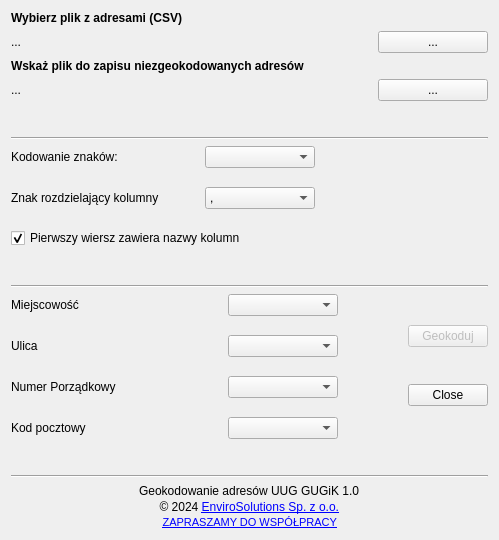
Qt form geokodowanie_adresow_dialog_base.ui (envirosolutionspl/geokodowanie_adresow) before a commit.
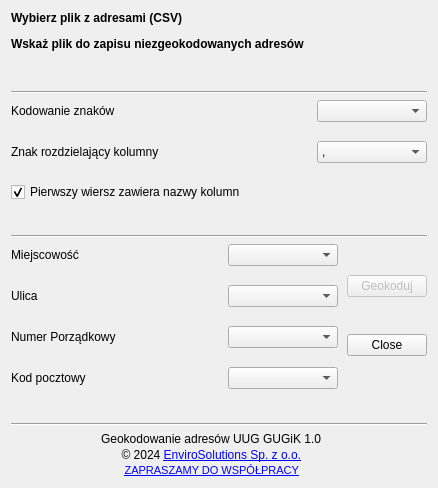
The same form after that commit. Icons and pictures are not drawn. Custom widgets are drawn as their Qt base class.

Commit message:
Poprawa wizualna interfejsu (#16)
* Poprawa ikony wtyczki

* Zamiana labeli wejscia i zapisu na QgsFileWidget

* Poprawa podwójnego okna wyboru plików

---------

```diff
--- a/geokodowanie_adresow_dialog_base.ui
+++ b/geokodowanie_adresow_dialog_base.ui
@@ -6,8 +6,8 @@
    <rect>
     <x>0</x>
     <y>0</y>
-    <width>499</width>
-    <height>540</height>
+    <width>438</width>
+    <height>488</height>
    </rect>
   </property>
   <property name="windowTitle">
@@ -30,7 +30,7 @@
          <item>
           <widget class="QLabel" name="lblEncoding">
            <property name="text">
-            <string>Kodowanie znaków:</string>
+            <string>Kodowanie znaków</string>
            </property>
           </widget>
          </item>
@@ -171,56 +171,6 @@
        </item>
       </layout>
      </item>
-     <item>
-      <spacer name="horizontalSpacer_8">
-       <property name="orientation">
-        <enum>Qt::Horizontal</enum>
-       </property>
-       <property name="sizeHint" stdset="0">
-        <size>
-         <width>40</width>
-         <height>20</height>
-        </size>
-       </property>
-      </spacer>
-     </item>
-     <item>
-      <widget class="QLabel" name="img_main">
-       <property name="sizePolicy">
-        <sizepolicy hsizetype="Fixed" vsizetype="Fixed">
-         <horstretch>0</horstretch>
-         <verstretch>0</verstretch>
-        </sizepolicy>
-       </property>
-       <property name="maximumSize">
-        <size>
-         <width>120</width>
-         <height>120</height>
-        </size>
-       </property>
-       <property name="frameShadow">
-        <enum>QFrame::Sunken</enum>
-       </property>
-       <property name="lineWidth">
-        <number>3</number>
-       </property>
-       <property name="midLineWidth">
-        <number>20</number>
-       </property>
-       <property name="text">
-        <string/>
-       </property>
-       <property name="textFormat">
-        <enum>Qt::PlainText</enum>
-       </property>
-       <property name="pixmap">
-        <pixmap>images/icon_uug.png</pixmap>
-       </property>
-       <property name="scaledContents">
-        <bool>true</bool>
-       </property>
-      </widget>
-     </item>
     </layout>
    </item>
    <item row="9" column="0">
@@ -458,47 +408,9 @@
    <item row="3" column="0">
     <layout class="QHBoxLayout" name="horizontalLayout_2">
      <item>
-      <widget class="QLabel" name="lblOutputFile">
-       <property name="sizePolicy">
-        <sizepolicy hsizetype="MinimumExpanding" vsizetype="Preferred">
-         <horstretch>0</horstretch>
-         <verstretch>0</verstretch>
-        </sizepolicy>
-       </property>
-       <property name="text">
-        <string>...</string>
-       </property>
-      </widget>
-     </item>
-     <item>
-      <spacer name="horizontalSpacer_9">
-       <property name="orientation">
-        <enum>Qt::Horizontal</enum>
-       </property>
-       <property name="sizeHint" stdset="0">
-        <size>
-         <width>40</width>
-         <height>20</height>
-        </size>
-       </property>
-      </spacer>
-     </item>
-     <item>
-      <widget class="QPushButton" name="btnOutputFile">
-       <property name="sizePolicy">
-        <sizepolicy hsizetype="Fixed" vsizetype="Fixed">
-         <horstretch>0</horstretch>
-         <verstretch>0</verstretch>
-        </sizepolicy>
-       </property>
-       <property name="minimumSize">
-        <size>
-         <width>110</width>
-         <height>0</height>
-        </size>
-       </property>
-       <property name="text">
-        <string>...</string>
+      <widget class="QgsFileWidget" name="qfwOutputFile">
+       <property name="storageMode">
+        <enum>QgsFileWidget::SaveFile</enum>
        </property>
       </widget>
      </item>
@@ -573,49 +485,7 @@
    <item row="1" column="0">
     <layout class="QHBoxLayout" name="horizontalLayout">
      <item>
-      <widget class="QLabel" name="lblInputFile">
-       <property name="sizePolicy">
-        <sizepolicy hsizetype="MinimumExpanding" vsizetype="Preferred">
-         <horstretch>0</horstretch>
-         <verstretch>0</verstretch>
-        </sizepolicy>
-       </property>
-       <property name="text">
-        <string>...</string>
-       </property>
-      </widget>
-     </item>
-     <item>
-      <spacer name="horizontalSpacer_10">
-       <property name="orientation">
-        <enum>Qt::Horizontal</enum>
-       </property>
-       <property name="sizeHint" stdset="0">
-        <size>
-         <width>40</width>
-         <height>20</height>
-        </size>
-       </property>
-      </spacer>
-     </item>
-     <item>
-      <widget class="QPushButton" name="btnInputFile">
-       <property name="sizePolicy">
-        <sizepolicy hsizetype="Fixed" vsizetype="Fixed">
-         <horstretch>0</horstretch>
-         <verstretch>0</verstretch>
-        </sizepolicy>
-       </property>
-       <property name="minimumSize">
-        <size>
-         <width>110</width>
-         <height>0</height>
-        </size>
-       </property>
-       <property name="text">
-        <string>...</string>
-       </property>
-      </widget>
+      <widget class="QgsFileWidget" name="qfwInputFile"/>
      </item>
     </layout>
    </item>
@@ -625,16 +495,43 @@
       <number>0</number>
      </property>
      <item>
-      <widget class="QLabel" name="label_9">
+      <widget class="QLabel" name="img_main">
+       <property name="sizePolicy">
+        <sizepolicy hsizetype="Fixed" vsizetype="Fixed">
+         <horstretch>0</horstretch>
+         <verstretch>0</verstretch>
+        </sizepolicy>
+       </property>
        <property name="maximumSize">
         <size>
-         <width>70</width>
-         <height>70</height>
+         <width>55</width>
+         <height>55</height>
         </size>
        </property>
+       <property name="frameShadow">
+        <enum>QFrame::Sunken</enum>
+       </property>
+       <property name="lineWidth">
+        <number>3</number>
+       </property>
+       <property name="midLineWidth">
+        <number>20</number>
+       </property>
        <property name="text">
         <string/>
        </property>
+       <property name="textFormat">
+        <enum>Qt::PlainText</enum>
+       </property>
+       <property name="pixmap">
+        <pixmap>images/icon_uug.png</pixmap>
+       </property>
+       <property name="scaledContents">
+        <bool>true</bool>
+       </property>
+       <property name="margin">
+        <number>0</number>
+       </property>
       </widget>
      </item>
      <item>
@@ -757,6 +654,13 @@
    </item>
   </layout>
  </widget>
+ <customwidgets>
+  <customwidget>
+   <class>QgsFileWidget</class>
+   <extends>QWidget</extends>
+   <header>qgsfilewidget.h</header>
+  </customwidget>
+ </customwidgets>
  <resources/>
  <connections>
   <connection>
```
The commit also changes 2 other files.
